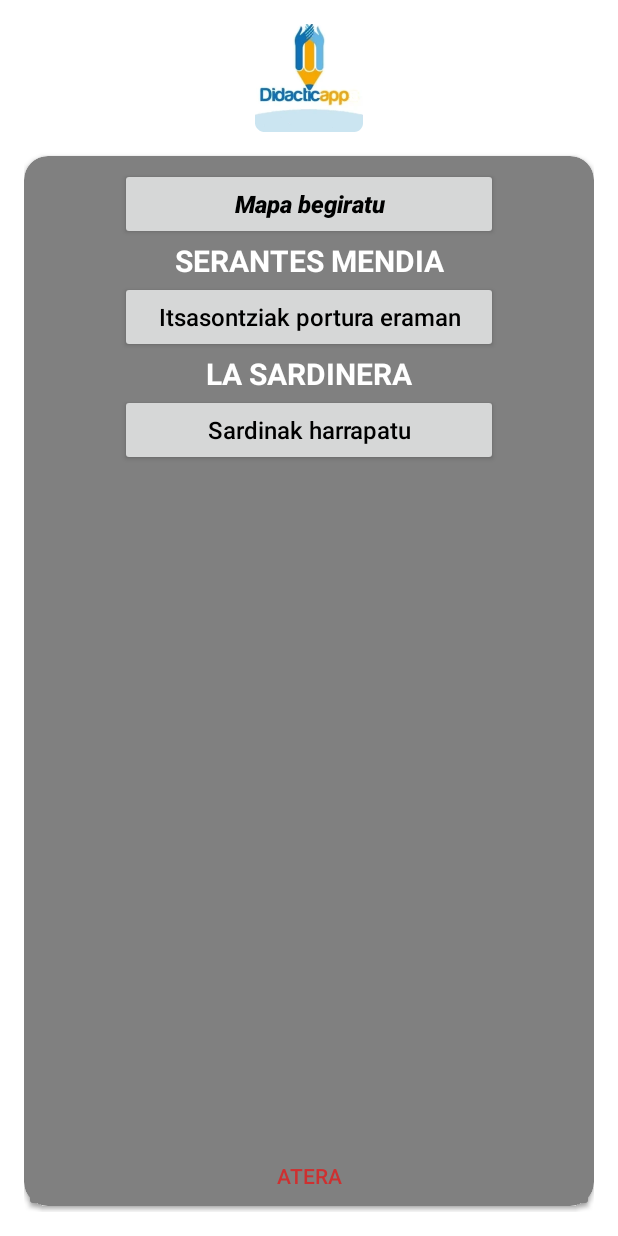
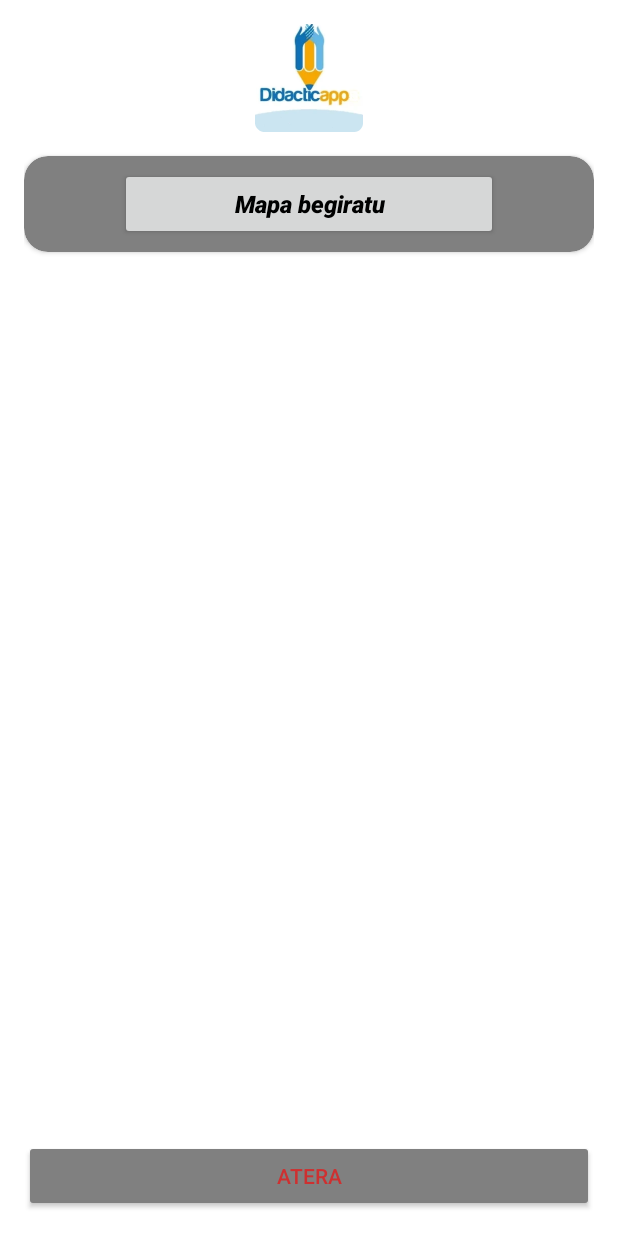
Before and after one commit to igonzalezDM2/didactic-app, an Android app: the screen it shows after launch (MainActivity), on a phone screen of 412 x 824 dp. Run offline under Robolectric (Android 15) with nearby library versions, the phone set to English and light mode, and no system bars.

Commit message:
Falta por ponerle las explicaciones a lo de atrapar y a udala

```diff
--- a/app/src/main/AndroidManifest.xml
+++ b/app/src/main/AndroidManifest.xml
@@ -6,6 +6,11 @@
     <uses-permission android:name="android.permission.ACCESS_COARSE_LOCATION" />
     <uses-permission android:name="android.permission.ACCESS_BACKGROUND_LOCATION" />
     <uses-permission android:name="android.permission.INTERNET" />
+
+    <uses-permission android:name="android.permission.ACCESS_COARSE_LOCATION"/>
+    <uses-permission android:name="android.permission.ACCESS_WIFI_STATE" />
+    <uses-permission android:name="android.permission.ACCESS_NETWORK_STATE" />
+    <uses-permission android:name="android.permission.WRITE_EXTERNAL_STORAGE" />
 
     <application
         android:allowBackup="true"
--- a/app/src/main/java/com/example/didactic_app/MainActivity.kt
+++ b/app/src/main/java/com/example/didactic_app/MainActivity.kt
@@ -57,7 +57,7 @@ class MainActivity : Lanzador() {
 //    private lateinit var btPrueba4Rederas: Button
     private lateinit var btPrueba5Cocinar: Button
     private lateinit var btPrueba6Cancion: Button
-    private lateinit var btPrueba7Trainera: Button
+//    private lateinit var btPrueba7Trainera: Button
     private lateinit var btPrueba8Alimentar: Button
     private lateinit var btPrueba9Puerto: Button
     private lateinit var btPrueba10Tangram: Button
@@ -68,7 +68,7 @@ class MainActivity : Lanzador() {
     private lateinit var llSareJosle: LinearLayout
     private lateinit var llMuseo: LinearLayout
     private lateinit var llParque: LinearLayout
-    private lateinit var llRemo: LinearLayout
+//    private lateinit var llRemo: LinearLayout
     private lateinit var llUdala: LinearLayout
 
     private lateinit var mapPartida: Map<Lugar, Boolean>
@@ -124,7 +124,7 @@ class MainActivity : Lanzador() {
 //        btPrueba4Rederas = findViewById(R.id.bt_prueba4_rederas)
         btPrueba5Cocinar = findViewById(R.id.bt_prueba5_cocinar)
         btPrueba6Cancion = findViewById(R.id.bt_prueba6_cancion)
-        btPrueba7Trainera = findViewById(R.id.bt_prueba7_trainera)
+//        btPrueba7Trainera = findViewById(R.id.bt_prueba7_trainera)
         btPrueba8Alimentar = findViewById(R.id.bt_prueba8_alimentar)
         btPrueba9Puerto = findViewById(R.id.bt_prueba9_puerto)
         btPrueba10Tangram = findViewById(R.id.bt_prueba10_tangram)
@@ -135,7 +135,7 @@ class MainActivity : Lanzador() {
         llSareJosle = findViewById(R.id.llSareJosleak)
         llMuseo = findViewById(R.id.llItsasMuseoa)
         llParque = findViewById(R.id.llParque)
-        llRemo = findViewById(R.id.llRemo)
+//        llRemo = findViewById(R.id.llRemo)
         llUdala = findViewById(R.id.llUdala)
         ocultarLinears()
     }
@@ -148,7 +148,7 @@ class MainActivity : Lanzador() {
 //        btPrueba4Rederas.setOnClickListener { goToActividades(4) }
         btPrueba5Cocinar.setOnClickListener { goToActividades(5) }
         btPrueba6Cancion.setOnClickListener { goToActividades(6) }
-        btPrueba7Trainera.setOnClickListener { goToActividades(7) }
+//        btPrueba7Trainera.setOnClickListener { goToActividades(7) }
         btPrueba8Alimentar.setOnClickListener { goToActividades(8) }
         btPrueba9Puerto.setOnClickListener { goToActividades(9) }
         btPrueba10Tangram.setOnClickListener { goToActividades(10) }
@@ -162,8 +162,24 @@ class MainActivity : Lanzador() {
         } else {
 
             when (opcion) {
-                1 -> lanzarJuego(arrayOf(""), intArrayOf(0), 0, Intent(this, VerdaderoFalsoActivity::class.java))
-                2 -> lanzarJuego(arrayOf(""), intArrayOf(0), 0, Intent(this, AtraparSardinasActivity::class.java))
+                1 -> lanzarJuego(arrayOf(resources.getText(R.string.explicacion_serantes1).toString(),
+                    resources.getText(R.string.explicacion_serantes2).toString(),
+                    resources.getText(R.string.explicacion_serantes3).toString(),
+                    resources.getText(R.string.explicacion_serantes4).toString()
+                ), intArrayOf(R.drawable.foto_serantes),
+                    R.raw.explicacion_serantes,
+                    Intent(this, VerdaderoFalsoActivity::class.java))
+                2 -> lanzarJuego(arrayOf(
+                    resources.getText(R.string.explicacion_sardinera1).toString(),
+                    resources.getText(R.string.explicacion_sardinera2).toString(),
+                    resources.getText(R.string.explicacion_sardinera3).toString(),
+                    resources.getText(R.string.explicacion_sardinera4).toString()
+                    ),
+                    intArrayOf(R.drawable.foto_sardinera1,
+                        R.drawable.foto_sardinera2
+                    ),
+                    R.raw.explicacion_sardinera,
+                    Intent(this, AtraparSardinasActivity::class.java))
                 3 -> lanzarJuego(arrayOf(
                     resources.getText(R.string.explicacion_sopa1).toString(),
                     resources.getText(R.string.explicacion_sopa2).toString(),
@@ -254,7 +270,7 @@ class MainActivity : Lanzador() {
             latitud = location.latitude
             longitud = location.longitude
             ocultarLinears()
-            if (comprobarLocalizacion(COORDENADAS_SERANTES, 500)) {
+            if (comprobarLocalizacion(COORDENADAS_SERANTES, 750)) {
                 llSerantes.visibility = LinearLayout.VISIBLE
             } else if (comprobarLocalizacion(COORDENADAS_SARDINERA, 75)) {
                 llSardinera.visibility = LinearLayout.VISIBLE
@@ -264,9 +280,9 @@ class MainActivity : Lanzador() {
                 llMuseo.visibility = LinearLayout.VISIBLE
             } else if (comprobarLocalizacion(SANTURTZIKO_PARKEA, 50)) {
                 llParque.visibility = LinearLayout.VISIBLE
-            } else if (comprobarLocalizacion(ARRAUN_UDAL_PABILOIA, 55)) {
+            } /*else if (comprobarLocalizacion(ARRAUN_UDAL_PABILOIA, 55)) {
                 llRemo.visibility = LinearLayout.VISIBLE
-            } else if (comprobarLocalizacion(UDALA, 40)) {
+            }*/ else if (comprobarLocalizacion(UDALA, 40)) {
                 llUdala.visibility = LinearLayout.VISIBLE
             }
             checkSuperados()
@@ -279,13 +295,13 @@ class MainActivity : Lanzador() {
     }
 
     private fun ocultarLinears() {
-       // llSerantes.visibility = LinearLayout.INVISIBLE
-        //llSardinera.visibility = LinearLayout.INVISIBLE
-        llSareJosle.visibility = LinearLayout.INVISIBLE
-        llMuseo.visibility = LinearLayout.INVISIBLE
-        llParque.visibility = LinearLayout.INVISIBLE
-        llRemo.visibility = LinearLayout.INVISIBLE
-        llUdala.visibility = LinearLayout.INVISIBLE
+        llSerantes.visibility = LinearLayout.GONE
+        llSardinera.visibility = LinearLayout.GONE
+        llSareJosle.visibility = LinearLayout.GONE
+        llMuseo.visibility = LinearLayout.GONE
+        llParque.visibility = LinearLayout.GONE
+//        llRemo.visibility = LinearLayout.GONE
+        llUdala.visibility = LinearLayout.GONE
     }
 
 
@@ -336,7 +352,7 @@ class MainActivity : Lanzador() {
                     Lugar.SARE_JOSLE -> {llSareJosle.findViewWithTag<TextView>("superado").visibility = TextView.VISIBLE}
                     Lugar.MUSEO -> {llMuseo.findViewWithTag<TextView>("superado").visibility = TextView.VISIBLE}
                     Lugar.PARQUE -> {llParque.findViewWithTag<TextView>("superado").visibility = TextView.VISIBLE}
-                    Lugar.REMO -> {llRemo.findViewWithTag<TextView>("superado").visibility = TextView.VISIBLE}
+//                    Lugar.REMO -> {llRemo.findViewWithTag<TextView>("superado").visibility = TextView.VISIBLE}
                     Lugar.AYUNTAMIENTO -> {llUdala.findViewWithTag<TextView>("superado").visibility = TextView.VISIBLE}
                     else -> {/*NADA*/}
                 }
--- a/app/src/main/java/com/example/didactic_app/enums/Lugar.kt
+++ b/app/src/main/java/com/example/didactic_app/enums/Lugar.kt
@@ -6,7 +6,7 @@ enum class Lugar {
     SARE_JOSLE("Sare josleen lan lekua"),
     MUSEO("Santurtziko itsas museoa"),
     PARQUE("Santurtziko parkea"),
-    REMO("Santurtziko arraun udal pabiloia"),
+//    REMO("Santurtziko arraun udal pabiloia"),
     AYUNTAMIENTO("Santurtziko udaletxea");
 
     private lateinit var nombre: String
--- a/app/src/main/res/layout/activity_main.xml
+++ b/app/src/main/res/layout/activity_main.xml
@@ -218,41 +218,41 @@
 
         </LinearLayout>>
 
-        <LinearLayout
-            android:id="@+id/llRemo"
-            android:layout_width="match_parent"
-            android:orientation="vertical"
-            android:layout_height="wrap_content">
+<!--        <LinearLayout-->
+<!--            android:id="@+id/llRemo"-->
+<!--            android:layout_width="match_parent"-->
+<!--            android:orientation="vertical"-->
+<!--            android:layout_height="wrap_content">-->
 
-            <TextView
-                android:layout_width="match_parent"
-                android:layout_height="wrap_content"
-                android:text="ARRAUN KLUBA"
-                android:textColor="@color/white"
-                android:textAlignment="center"
-                android:textSize="20sp"
-                android:textStyle="bold">
-            </TextView>
-            <TextView
-                android:visibility="gone"
-                android:layout_width="match_parent"
-                android:layout_height="wrap_content"
-                android:text="GAINDITUTA"
-                android:tag="superado"
-                android:textColor="@color/green"
-                android:textAlignment="center"
-                android:textSize="15sp"
-                android:textStyle="bold">
-            </TextView>
+<!--            <TextView-->
+<!--                android:layout_width="match_parent"-->
+<!--                android:layout_height="wrap_content"-->
+<!--                android:text="ARRAUN KLUBA"-->
+<!--                android:textColor="@color/white"-->
+<!--                android:textAlignment="center"-->
+<!--                android:textSize="20sp"-->
+<!--                android:textStyle="bold">-->
+<!--            </TextView>-->
+<!--            <TextView-->
+<!--                android:visibility="gone"-->
+<!--                android:layout_width="match_parent"-->
+<!--                android:layout_height="wrap_content"-->
+<!--                android:text="GAINDITUTA"-->
+<!--                android:tag="superado"-->
+<!--                android:textColor="@color/green"-->
+<!--                android:textAlignment="center"-->
+<!--                android:textSize="15sp"-->
+<!--                android:textStyle="bold">-->
+<!--            </TextView>-->
 
-            <Button
-                android:id="@+id/bt_prueba7_trainera"
-                style="@style/botones_menu"
-                android:text="@string/prueba7_trainera" />
+<!--            <Button-->
+<!--                android:id="@+id/bt_prueba7_trainera"-->
+<!--                style="@style/botones_menu"-->
+<!--                android:text="@string/prueba7_trainera" />-->
 
 
 
-        </LinearLayout>
+<!--        </LinearLayout>-->
 
         <LinearLayout
             android:id="@+id/llUdala"
--- a/app/src/main/res/values/strings.xml
+++ b/app/src/main/res/values/strings.xml
@@ -95,6 +95,22 @@
     <string name="explicacion_sardinas3">Sardina erreak, gure gastronomia eta kulturaren parte dira, aintzinatik gure arbasoek horrela maitatzen zuten arrain hori jatea. Horiek egiteko txingar ez oso gorien gainean prestatzen dira, ondoren gatz lodia jarriz. Seguruenik beti jaten dituzue halakoak jaietan!</string>
     <string name="explicacion_sardinas4">Sardina erreak gure ondarearen parte denez hainbat jatetxeetan horiek sukaldatzen dituzte. Hogar del Pescador, Santurtziko portuan kokatuta dagoen jatetxe bat da eta hartan arrain mota hau gure arbasoek nola sukaltzen zuten ezagutzeko aukera izango duzue, batez ere 1959tik errezeta berbera egiten baitute.</string>
 
+    <string name="explicacion_serantes1">Serantes 452m dituen eta Bilboko itsadarraren ezkerreko ertzean dagoen mendia da eta ikusi ahal duzuen moduan, Bilboko portuaren gainean dago.</string>
+    <string name="explicacion_serantes2">Eskualdeko leku guztietatik ikus daiteke, eta gailurretik, Bilbo Handiko eskualde osoa ikusten da, portua oinetan izanik. Hori dela eta, sardina-saltzaileak gailurretik ikusten zuten sardinez betetako itsasontziak santurtzira ailegatzen zirela eta besteak, berriz, Bilbora.</string>
+    <string name="explicacion_serantes3">Mendia igotzeko egun berezi bat dago Cornittes izenekoa, egun hartan Santurtziko biztanle gehienok mendi tontorrera igo egiten gara.</string>
+    <string name="explicacion_serantes4">Lehenengo sardina lortzeko, portuko itsasontziak gidatzen lagundu behar didazue. Horretatako sardinak dituzten ontziak Santurtziko portura sartu eta beste guztiak Bilboko Portu Handira.</string>
+
+    <string name="explicacion_sardinera1">Eskultura hau, buruan sardina saskia duen emakume baten irudia baino zerbait gehiago da. Ikur garrantzitsua da herriarentzat eta esanahi berezia du. La Sardinerak Santurtziko herriaren historia eta tradizioa gogorarazten digu.</string>
+    <string name="explicacion_sardinera2">Iraganean, sardinak oso garrantzitsuak ziren Santurtziko gure herriko jendearen bizitzan. Arrantzaleak itsasora irteten ziren sardinak harrapatzera, eta emakumeek funtsezko eginkizuna betetzen zuten hirian saltzen zituztenean.</string>
+    <string name="explicacion_sardinera3">Sardina-saltzailearen eskulturak beren etxeetara eta komunitateetara janari freskoa eramatek gogor lan egiten zuten emakume ausart guztiak ohoratzen ditu. Santurtziko historian emakumeek izan duten indarra eta garrantzia sinbolizatzen ditu.</string>
+    <string name="explicacion_sardinera4">Herri honek itsasoarekin eta arrantzarekin duen lotura berezia ere gogorarazten digu. Itsasoa Santurtziko bizitzaren funtsezko zati bat izan da denbora luzez, eta La Sardinerak egunero gogorarazten dira.</string>
+
+    <string name="explicacion_udala1">Karmengo jaiak 1907tik Santurtzin ospatzen dira. Urte horretan, Karmengo Ama Birjina izendatu zuten Santurtziko udalerri berriko patroi gisa. Maiatzaren 29an gertatu zen, eta handik aste batzuetara, uztailaren 21ean (igandea), lehen itsas prozesioa egin zen. Harrezkero, Karmengo jaiak ospatzen dira.</string>
+    <string name="explicacion_udala2">Egun horietan hainbat ekitaldi prestatzen dira, itsas prozesioaz gain, kalejirak, antzerkiak, gastronomia lehiaketak, kontzertuak, kirol lehiaketak, herri sardina-jana eta su artifizialak. Kuadrillak dira jarduera gehien egiten dituztenak.</string>
+    <string name="explicacion_udala3">Kirol-probetan eta ekitaldietan lehiatzeko antolatzen diren taldeak, hala nola Jaitsiera Bustiak, «Karmengo Jaietako Areto Futboleko Txapelketa» edo «Santurtzi Hiria» tenis-txapelketa, dagoeneko hogeigarren edizioa duena. Proba horietan zuek ere parte har dezakezue, zuen adineko haurrentzako kuadritxikiak baitaude.</string>
+    <string name="explicacion_udala4">Kirol-probetan eta ekitaldietan lehiatzeko antolatzen diren taldeak, hala nola Jaitsiera Bustiak, «Karmengo Jaietako Areto Futboleko Txapelketa» edo «Santurtzi Hiria» tenis-txapelketa, dagoeneko hogeigarren edizioa duena. Proba horietan zuek ere parte har dezakezue, zuen adineko haurrentzako kuadritxikiak baitaude.</string>
+
+
     <string name="explicacion_lanzar">Goaz ikasleok azken ariketa egitera!! Udaletxean eta plaza zentralean gaudela, jaien guneak, sardinak jaten lagunduko didazue.</string>
     <string name="sardina_y_puzzle">Oso ondo! Egindako lanaren ondorioz, sardina bat eta argazki baten zatia irabazi dituzue! Orain goaz hurrengo kokapenera!</string>
 
```
Also changed, not shown: app/src/main/java/com/example/didactic_app/AtraparSardinasActivity.kt (+8 -2 lines), app/src/main/java/com/example/didactic_app/CancionActivity.kt (+13 -2 lines), app/src/main/java/com/example/didactic_app/MapActivity.kt (+4 -4 lines), app/src/main/java/com/example/didactic_app/VerdaderoFalsoActivity.kt (+17 -3 lines), app/src/main/res/drawable/foto_sardinera1.jpg (added), app/src/main/res/drawable/foto_sardinera2.jpg (added), app/src/main/res/drawable/foto_serantes.jpg (added), 2 other files.
